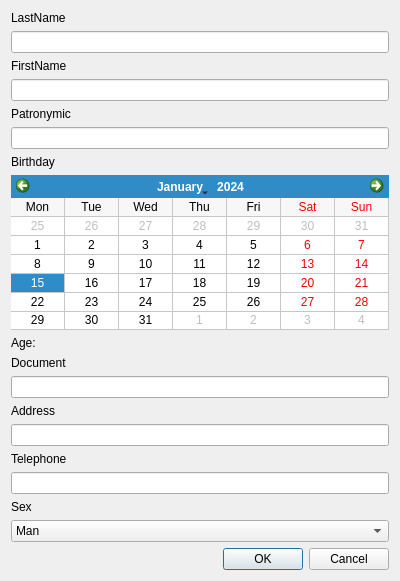
Above: gakuseibesu/addnewprofiledialog.ui from Syjgin/gakuseibesu before the change. Below: the same form after it.
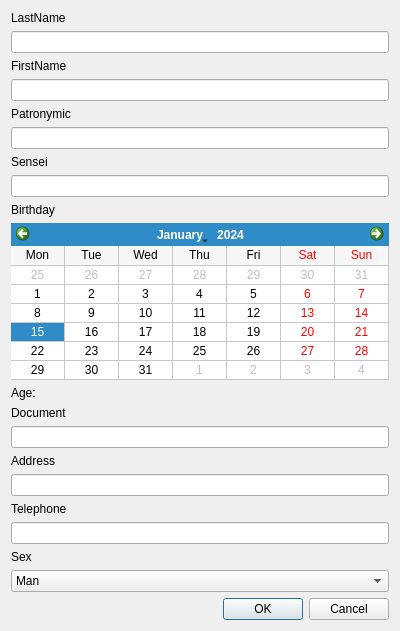
That is the form after the change.

Commit message: sensei field completely added, age label behaviour changing started

Diff of the .ui file:
```diff
--- a/gakuseibesu/addnewprofiledialog.ui
+++ b/gakuseibesu/addnewprofiledialog.ui
@@ -7,7 +7,7 @@
     <x>0</x>
     <y>0</y>
     <width>400</width>
-    <height>581</height>
+    <height>631</height>
    </rect>
   </property>
   <property name="windowTitle">
@@ -44,6 +44,16 @@
    <item>
     <widget class="QLineEdit" name="patronymic"/>
    </item>
+   <item>
+    <widget class="QLabel" name="label8">
+     <property name="text">
+      <string>Sensei</string>
+     </property>
+    </widget>
+   </item>
+   <item>
+    <widget class="QLineEdit" name="sensei"/>
+   </item>
    <item>
     <widget class="QLabel" name="label4">
      <property name="text">
```
The commit also changes 3 other files.
